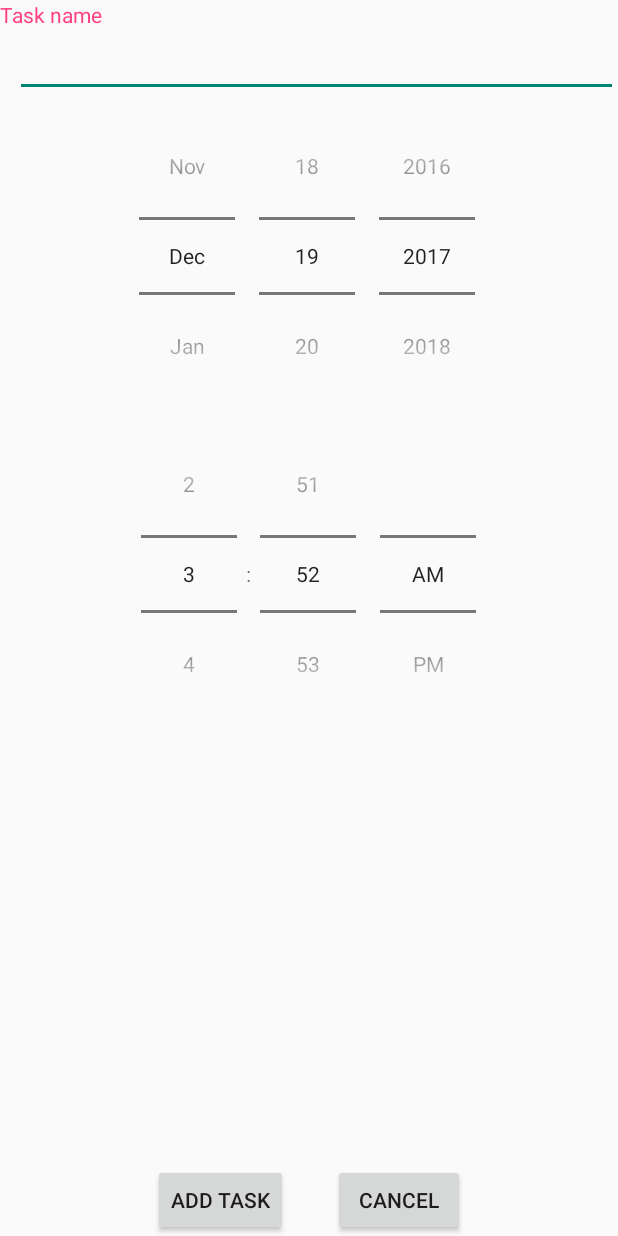
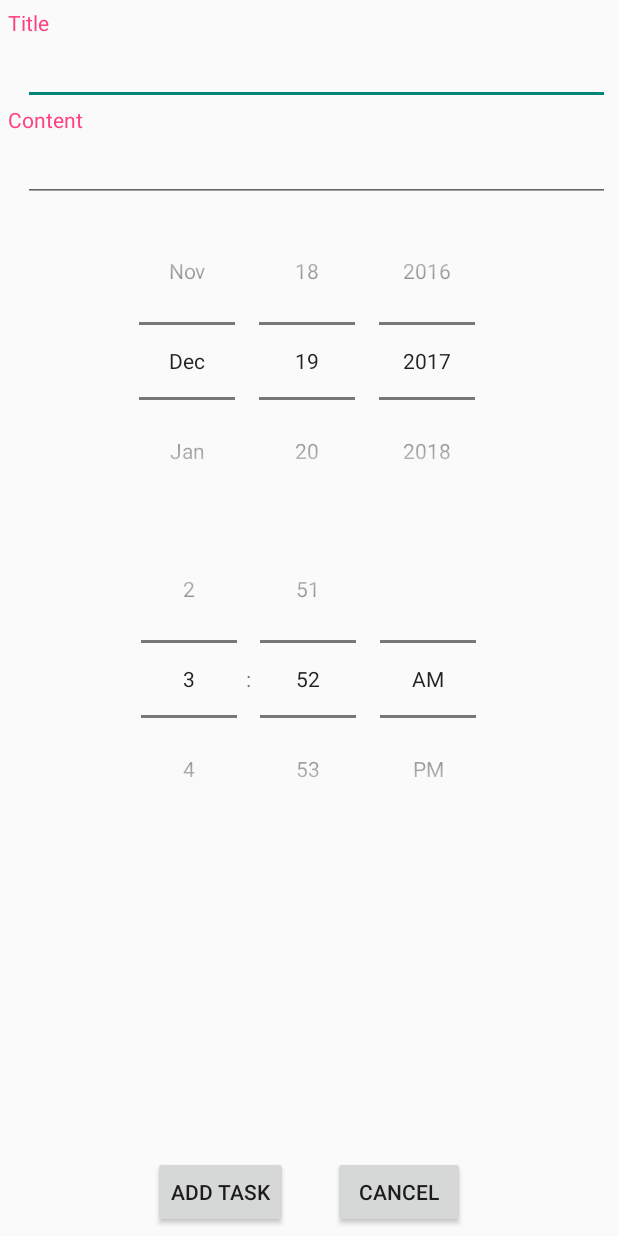
Before and after one commit to phamngocthachlt6c/taskmanager, an Android app: the layout activity_add_task.xml on its own in the app's theme, with its tools: preview values and no code run, on a phone screen of 412 x 824 dp. Run offline under Robolectric (Android 15) with nearby library versions, the phone set to English and light mode, and no system bars.

Commit message:
add source

```diff
--- a/app/build.gradle
+++ b/app/build.gradle
@@ -26,6 +26,8 @@ dependencies {
     implementation fileTree(dir: 'libs', include: ['*.jar'])
     implementation 'com.android.support:appcompat-v7:26.1.0'
     implementation 'com.android.support.constraint:constraint-layout:1.0.2'
+    implementation 'com.android.support:cardview-v7:26.1.0'
+    implementation 'de.hdodenhof:circleimageview:1.3.0'
     testImplementation 'junit:junit:4.12'
     androidTestImplementation 'com.android.support.test:runner:1.0.1'
     androidTestImplementation 'com.android.support.test.espresso:espresso-core:3.0.1'
--- a/app/src/main/java/com/ngocthach/taskmanager/ui/activity/MainActivity.java
+++ b/app/src/main/java/com/ngocthach/taskmanager/ui/activity/MainActivity.java
@@ -3,6 +3,7 @@ package com.ngocthach.taskmanager.ui.activity;
 import android.app.DialogFragment;
 import android.app.Fragment;
 import android.app.FragmentTransaction;
+import android.content.Intent;
 import android.support.v7.app.ActionBar;
 import android.support.v7.app.AppCompatActivity;
 import android.os.Bundle;
@@ -13,7 +14,6 @@ import android.view.MenuItem;
 import com.ngocthach.taskmanager.R;
 import com.ngocthach.taskmanager.ui.view.SwipeViewPager;
 import com.ngocthach.taskmanager.ui.adapter.SwipeViewAdapter;
-import com.ngocthach.taskmanager.ui.fragment.AddTaskFragment;
 import com.ngocthach.taskmanager.ui.fragment.CalendarFragment;
 import com.ngocthach.taskmanager.ui.fragment.HomeFragment;
 
@@ -84,8 +84,8 @@ public class MainActivity extends AppCompatActivity {
                 return true;
 
             case R.id.action_add_task:
-                DialogFragment addTaskFragment = AddTaskFragment.newInstance(mStackLevel);
-                showDialog(addTaskFragment);
+                Intent intent = new Intent(this, AddTaskActivity.class);
+                startActivity(intent);
                 return true;
             default:
                 // If we got here, the user's action was not recognized.
--- a/app/src/main/java/com/ngocthach/taskmanager/viewmodel/TaskViewModel.java
+++ b/app/src/main/java/com/ngocthach/taskmanager/viewmodel/TaskViewModel.java
@@ -4,6 +4,7 @@ import android.app.Application;
 import android.arch.lifecycle.AndroidViewModel;
 import android.arch.lifecycle.LiveData;
 import android.arch.lifecycle.MediatorLiveData;
+import android.arch.lifecycle.MutableLiveData;
 import android.arch.lifecycle.Transformations;
 import android.arch.lifecycle.ViewModel;
 import android.arch.lifecycle.ViewModelProvider;
@@ -26,6 +27,7 @@ public class TaskViewModel extends AndroidViewModel {
     private MediatorLiveData<Date> date;
     private DataRepository dataRepository;
     private LiveData<List<TaskEntity>> listTask;
+    MutableLiveData<List<TaskEntity>> list;
 
     public TaskViewModel(Application application) {
         super(application);
--- a/app/src/main/res/layout/fragment_add_task.xml
+++ b/app/src/main/res/layout/activity_add_task.xml
@@ -1,9 +1,9 @@
 <?xml version="1.0" encoding="utf-8"?>
 <LinearLayout xmlns:android="http://schemas.android.com/apk/res/android"
-    xmlns:app="http://schemas.android.com/apk/res-auto"
     android:layout_width="match_parent"
     android:layout_height="match_parent"
-    android:orientation="vertical">
+    android:orientation="vertical"
+    android:padding="5dp">
 
     <ScrollView
         android:layout_width="match_parent"
@@ -33,39 +33,59 @@
                     android:layout_below="@+id/textViewNameField"
                     android:layout_marginLeft="@dimen/fragment_add_task_edit_text_margin_left"
                     android:layout_marginStart="@dimen/fragment_add_task_edit_text_margin_left" />
+                <TextView
+                    android:layout_below="@id/editTextTaskName"
+                    android:id="@+id/textViewContentField"
+                    android:layout_width="match_parent"
+                    android:layout_height="wrap_content"
+                    android:text="@string/fragment_add_task_content_field"
+                    android:textColor="@color/fragment_add_task_title_color" />
+
+                <MultiAutoCompleteTextView
+                    android:id="@+id/editTextTaskContent"
+                    android:layout_width="match_parent"
+                    android:layout_height="wrap_content"
+                    android:layout_below="@id/textViewContentField"
+                    android:layout_marginLeft="@dimen/fragment_add_task_edit_text_margin_left"
+                    android:layout_marginStart="@dimen/fragment_add_task_edit_text_margin_left" />
             </RelativeLayout>
 
             <com.ngocthach.taskmanager.ui.view.CustomDatePicker
                 android:id="@+id/datePicker"
+                android:layout_width="match_parent"
+                android:layout_height="wrap_content"
                 android:layout_marginLeft="@dimen/fragment_add_task_calendar_margin"
                 android:layout_marginStart="@dimen/fragment_add_task_calendar_margin"
+                android:calendarViewShown="false"
+                android:datePickerMode="spinner" />
+
+            <TimePicker
+                android:id="@+id/timePicker"
                 android:layout_width="match_parent"
                 android:layout_height="wrap_content"
-                android:calendarViewShown="false"
-                android:datePickerMode="spinner"/>
-            <TimePicker
-                android:layout_width="match_parent"
-                android:layout_height="wrap_content"
-                android:timePickerMode="spinner"/>
+                android:timePickerMode="spinner" />
         </LinearLayout>
     </ScrollView>
+
     <LinearLayout
+        android:layout_width="match_parent"
+        android:layout_height="wrap_content"
         android:gravity="center"
-        android:orientation="horizontal"
-        android:layout_width="match_parent"
-        android:layout_height="wrap_content">
+        android:orientation="horizontal">
+
         <Button
             android:id="@+id/addTaskButton"
-            android:text="@string/fragment_text_add_task"
             android:layout_width="wrap_content"
             android:layout_height="wrap_content"
             android:layout_marginEnd="@dimen/fragment_add_task_distance_of_add_task_cancel"
-            android:layout_marginRight="@dimen/fragment_add_task_distance_of_add_task_cancel"/>
+            android:layout_marginRight="@dimen/fragment_add_task_distance_of_add_task_cancel"
+            android:text="@string/fragment_text_add_task" />
+
         <Button
             android:id="@+id/cancelButton"
-            android:text="@string/text_cancel"
             android:layout_width="wrap_content"
-            android:layout_height="wrap_content" />
+            android:layout_height="wrap_content"
+            android:text="@string/text_cancel" />
     </LinearLayout>
 
 </LinearLayout>
--- a/app/src/main/res/values/dimen.xml
+++ b/app/src/main/res/values/dimen.xml
@@ -7,4 +7,8 @@
     <dimen name="fragment_add_task_calendar_margin">5dp</dimen>
     <dimen name="fragment_add_task_distance_of_add_task_cancel">30dp</dimen>
 
+    <!-- task list -->
+    <dimen name="task_item_margin">5dp</dimen>
+    <dimen name="icon_size">40dp</dimen>
+
 </resources>
--- a/app/src/main/res/values/strings.xml
+++ b/app/src/main/res/values/strings.xml
@@ -5,7 +5,8 @@
     <string name="text_cancel">CANCEL</string>
 
     <!-- fragment add task -->
-    <string name="fragment_add_task_name_field">Task name</string>
+    <string name="fragment_add_task_name_field">Title</string>
+    <string name="fragment_add_task_content_field">Content</string>
     <string name="fragment_add_task_title">Add your task</string>
     <string name="fragment_text_add_task">Add task</string>
 </resources>
```
Also changed, not shown: app/src/main/AndroidManifest.xml (+8 -2 lines), app/src/main/java/com/ngocthach/taskmanager/common/Constants.java (added, +20 -0 lines), app/src/main/java/com/ngocthach/taskmanager/common/ImageConverter.java (added, +33 -0 lines), app/src/main/java/com/ngocthach/taskmanager/db/entity/TaskEntity.java (+48 -0 lines), app/src/main/java/com/ngocthach/taskmanager/ui/activity/AddTaskActivity.java (added, +80 -0 lines), app/src/main/java/com/ngocthach/taskmanager/ui/adapter/RecyclerTaskListAdapter.java (+10 -1 lines), app/src/main/java/com/ngocthach/taskmanager/ui/fragment/AddTaskFragment.java (deleted, +0 -83 lines), app/src/main/res/layout/row_task_item.xml (+54 -6 lines).
